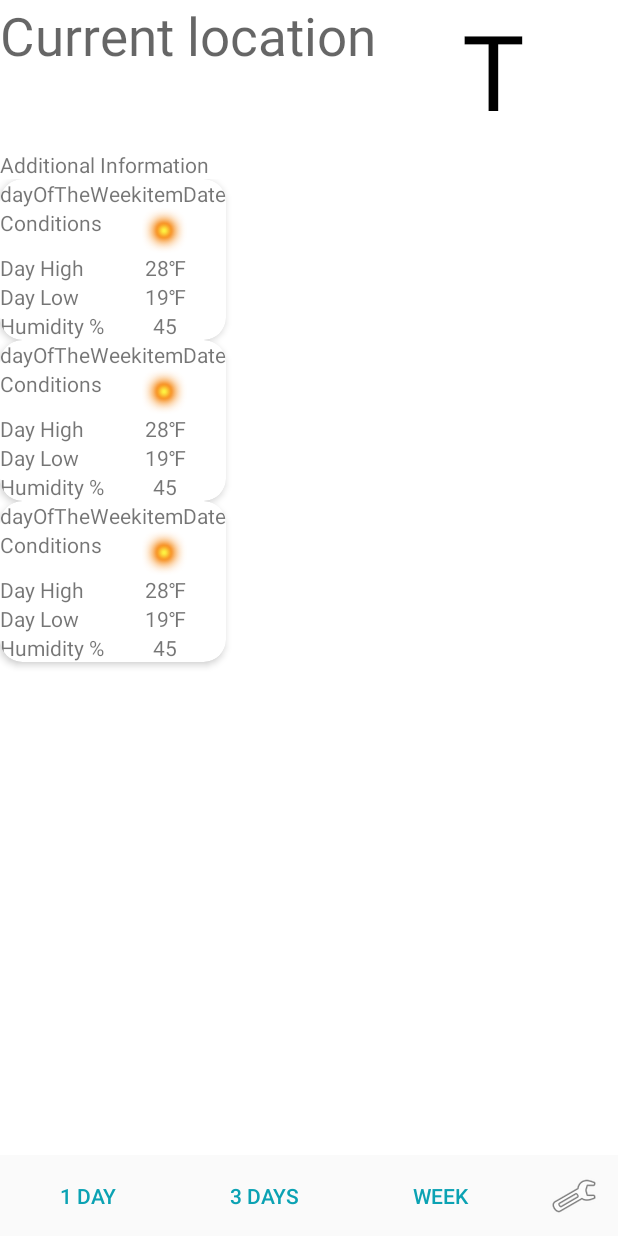
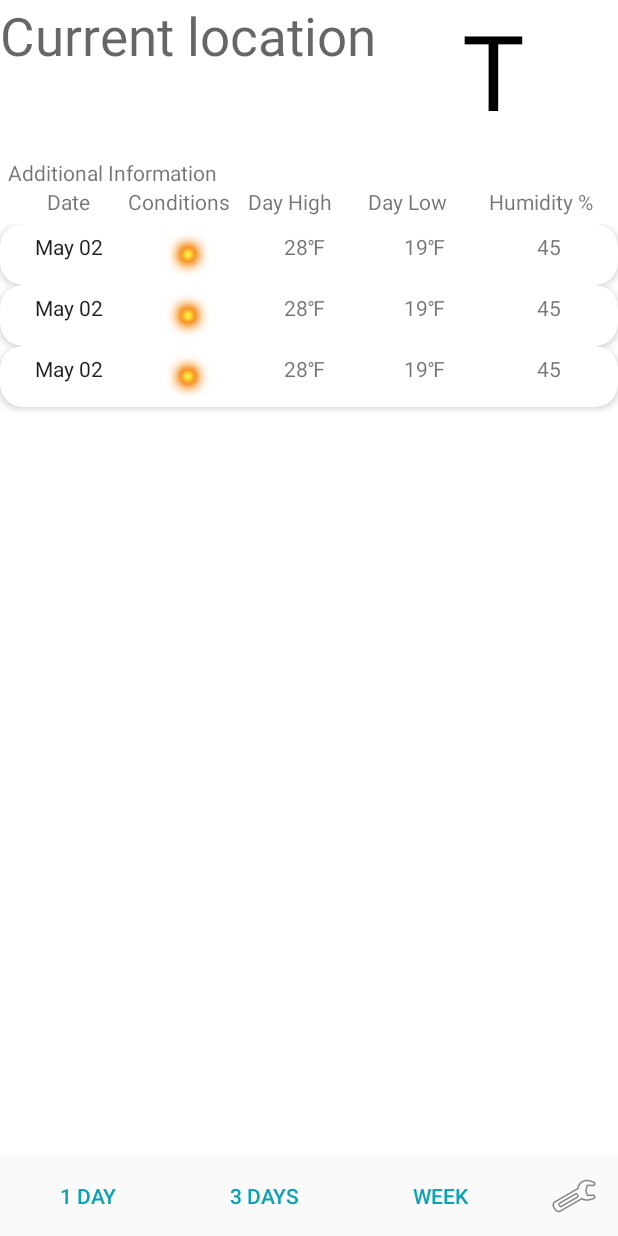
Before and after one commit to Donolaktys/AndroidBase_25.04.20, an Android app: the layout activity_main.xml on its own in the app's theme, with its tools: preview values and no code run, on a phone screen of 412 x 824 dp. Run offline under Robolectric (Android 15) with nearby library versions, the phone set to English and light mode, and no system bars.

Commit message:
DayViewAdapter. Вывод по кнопке кол-ва дней.

```diff
--- a/app/src/main/java/ru/geekbrains/meteoapp/LocationActivity.java
+++ b/app/src/main/java/ru/geekbrains/meteoapp/LocationActivity.java
@@ -44,10 +44,10 @@ public class LocationActivity extends AppCompatActivity implements Constants {
         LinearLayoutManager layoutManager = new LinearLayoutManager(this);
         recyclerView.setLayoutManager(layoutManager);
 
-        MyAdapter adapter = new MyAdapter(cities, R.layout.item_cities);
+        AdapterForStringList adapter = new AdapterForStringList(cities, R.layout.item_cities);
         recyclerView.setAdapter(adapter);
 
-        adapter.SetOnItemClickListener(new MyAdapter.OnItemClickListener() {
+        adapter.SetOnItemClickListener(new AdapterForStringList.OnItemClickListener() {
             @Override
             public void onItemClick(View view, int position) {
                 enterLocation.setText(((TextView) view).getText());
--- a/app/src/main/res/layout/activity_main.xml
+++ b/app/src/main/res/layout/activity_main.xml
@@ -43,18 +43,64 @@
 
     </LinearLayout>
 
-    <FrameLayout
+    <LinearLayout
         android:layout_width="match_parent"
         android:layout_height="wrap_content"
         android:layout_weight="0"
-        android:background="@color/backGr">
+        android:background="@color/backGr"
+        android:orientation="vertical"
+        android:padding="5dp">
 
         <TextView
             android:id="@+id/infoLink"
             android:layout_width="match_parent"
             android:layout_height="match_parent"
             android:text="@string/infoLink" />
-    </FrameLayout>
+
+        <LinearLayout
+            android:layout_width="match_parent"
+            android:layout_height="match_parent"
+            android:orientation="horizontal">
+
+            <TextView
+                android:id="@+id/itemDate"
+                android:layout_width="0dp"
+                android:layout_height="match_parent"
+                android:layout_weight="1"
+                android:gravity="center_horizontal"
+                android:text="@string/date" />
+
+            <TextView
+                android:id="@+id/itemConditions"
+                android:layout_width="0dp"
+                android:layout_height="match_parent"
+                android:layout_weight="1"
+                android:text="@string/conditions" />
+
+            <TextView
+                android:id="@+id/dayHigh"
+                android:layout_width="0dp"
+                android:layout_height="wrap_content"
+                android:layout_weight="1"
+                android:text="@string/dayHigh" />
+
+            <TextView
+                android:id="@+id/dayLow"
+                android:layout_width="0dp"
+                android:layout_height="wrap_content"
+                android:layout_weight="1"
+                android:text="@string/dayLow" />
+
+            <TextView
+                android:id="@+id/humidity"
+                android:layout_width="0dp"
+                android:layout_height="wrap_content"
+                android:layout_weight="1"
+                android:text="@string/humidity" />
+        </LinearLayout>
+
+
+    </LinearLayout>
 
     <android.support.v7.widget.RecyclerView
         android:id="@+id/mainViewDay"
--- a/app/src/main/res/layout/item_view_day.xml
+++ b/app/src/main/res/layout/item_view_day.xml
@@ -2,66 +2,35 @@
 <android.support.v7.widget.CardView xmlns:android="http://schemas.android.com/apk/res/android"
     xmlns:app="http://schemas.android.com/apk/res-auto"
     xmlns:tools="http://schemas.android.com/tools"
-    android:layout_width="wrap_content"
+    android:layout_width="match_parent"
     android:layout_height="wrap_content"
     app:cardCornerRadius="15dp"
-    app:cardElevation="3dp">
+    app:cardElevation="3dp"
+    android:padding="5dp">
 
     <LinearLayout
-        android:layout_width="wrap_content"
+        android:layout_width="match_parent"
         android:layout_height="wrap_content"
-        android:orientation="vertical">
+        android:orientation="horizontal"
+        android:padding="5dp">
 
-        <LinearLayout
-            android:layout_width="wrap_content"
-            android:layout_height="wrap_content"
-            android:orientation="horizontal">
+            <TextClock
+                android:id="@+id/dataDate"
+                android:layout_width="0dp"
+                android:layout_height="match_parent"
+                android:layout_weight="2"
+                android:gravity="center_horizontal"
+                android:format12Hour="MMMM dd"
+                android:format24Hour="MMMM dd" />
 
-            <TextView
-                android:id="@+id/dayOfTheWeek"
-                android:layout_width="wrap_content"
-                android:layout_height="match_parent"
-                android:gravity="start"
-                android:text="@string/dayOfTheWeek" />
-
-            <TextView
-                android:id="@+id/itemDate"
-                android:layout_width="match_parent"
-                android:layout_height="match_parent"
-                android:text="@string/itemDate" />
-
-        </LinearLayout>
-
-        <LinearLayout
-            android:layout_width="match_parent"
-            android:layout_height="wrap_content"
-            android:orientation="horizontal">
-
-            <TextView
-                android:id="@+id/itemConditions"
-                android:layout_width="wrap_content"
-                android:layout_height="match_parent"
-                android:text="@string/itemConditions" />
 
             <ImageView
-                android:id="@+id/imageConditions"
+                android:id="@+id/dataImageConditions"
                 android:layout_gravity="center_horizontal"
-                android:layout_width="match_parent"
-                android:layout_height="wrap_content"
-                app:srcCompat="@drawable/sunny" />
-        </LinearLayout>
-
-        <LinearLayout
-            android:layout_width="match_parent"
-            android:layout_height="wrap_content"
-            android:orientation="horizontal">
-
-            <TextView
-                android:id="@+id/itemDayHigh"
                 android:layout_width="0dp"
                 android:layout_height="wrap_content"
                 android:layout_weight="2"
-                android:text="@string/itemDayHigh" />
+                app:srcCompat="@drawable/sunny" />
 
             <TextView
                 android:id="@+id/dataDayHigh"
@@ -72,25 +41,12 @@
                 android:text="@string/dataDayHigh" />
 
             <TextView
-                android:id="@+id/itemDayHighMeasure"
+                android:id="@+id/dataDayHighMeasure"
                 android:layout_width="0dp"
                 android:layout_height="wrap_content"
                 android:layout_weight="1"
                 android:gravity="start"
                 android:text="@string/MEASUREMENT_FAHRENHEIT" />
-        </LinearLayout>
-
-        <LinearLayout
-            android:layout_width="match_parent"
-            android:layout_height="wrap_content"
-            android:orientation="horizontal">
-
-            <TextView
-                android:id="@+id/itemDayLow"
-                android:layout_width="0dp"
-                android:layout_height="wrap_content"
-                android:layout_weight="2"
-                android:text="@string/dayLow" />
 
             <TextView
                 android:id="@+id/dataDayLow"
@@ -98,35 +54,22 @@
                 android:layout_height="wrap_content"
                 android:layout_weight="1"
                 android:gravity="end"
-                android:text="19" />
+                android:text="@string/dataDayLow" />
 
             <TextView
-                android:id="@+id/itemDayLowMeasure"
+                android:id="@+id/dataDayLowMeasure"
                 android:layout_width="0dp"
                 android:layout_height="wrap_content"
                 android:layout_weight="1"
                 android:gravity="start"
                 android:text="@string/MEASUREMENT_FAHRENHEIT" />
 
-        </LinearLayout>
-
-        <LinearLayout
-            android:layout_width="match_parent"
-            android:layout_height="wrap_content"
-            android:orientation="horizontal">
-
             <TextView
-                android:id="@+id/itemTextHumidity"
-                android:layout_width="wrap_content"
-                android:layout_height="match_parent"
-                android:text="@string/itemHumidity" />
-
-            <TextView
-                android:id="@+id/itemDataHumidity"
-                android:layout_width="match_parent"
+                android:id="@+id/dataHumidity"
+                android:layout_width="0dp"
                 android:layout_height="match_parent"
                 android:gravity="center_horizontal"
-                android:text="45" />
-        </LinearLayout>
+                android:layout_weight="2"
+                android:text="@string/dataHumidity" />
     </LinearLayout>
 </android.support.v7.widget.CardView>
--- a/app/src/main/res/values/strings.xml
+++ b/app/src/main/res/values/strings.xml
@@ -17,11 +17,12 @@
     <string name="oneDay_blank_fragment">oneDay_blank_fragment</string>
     <string name="threeDay_blank_fragment">threeDay_blank_fragment</string>
     <string name="week_blank_fragment">week_blank_fragment</string>
-    <string name="dayOfTheWeek">dayOfTheWeek</string>
-    <string name="itemDate">itemDate</string>
-    <string name="itemConditions">Conditions</string>
-    <string name="itemDayHigh">Day High</string>
+    <string name="date">Date</string>
+    <string name="conditions">Conditions</string>
+    <string name="dayHigh">Day High</string>
     <string name="dataDayHigh">28</string>
     <string name="dayLow">Day Low</string>
-    <string name="itemHumidity">Humidity %</string>
+    <string name="dataDayLow">19</string>
+    <string name="humidity">Humidity %</string>
+    <string name="dataHumidity">45</string>
 </resources>
```
Also changed, not shown: app/src/main/java/ru/geekbrains/meteoapp/AdapterForStringList.java (renamed from app/src/main/java/ru/geekbrains/meteoapp/MyAdapter.java, +5 -5 lines), app/src/main/java/ru/geekbrains/meteoapp/DayViewAdapter.java (added, +67 -0 lines), app/src/main/java/ru/geekbrains/meteoapp/MainActivity.java (+13 -28 lines), 1 other file.
